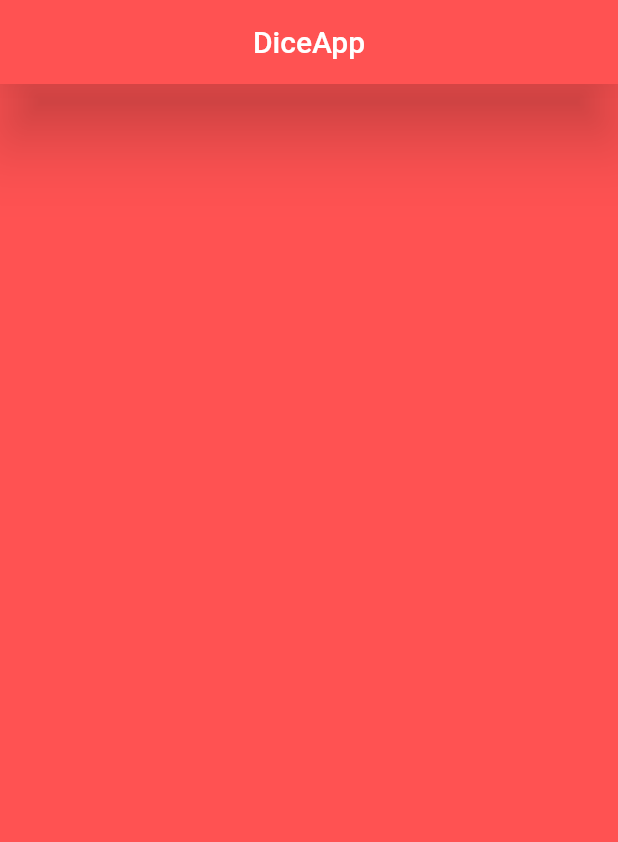
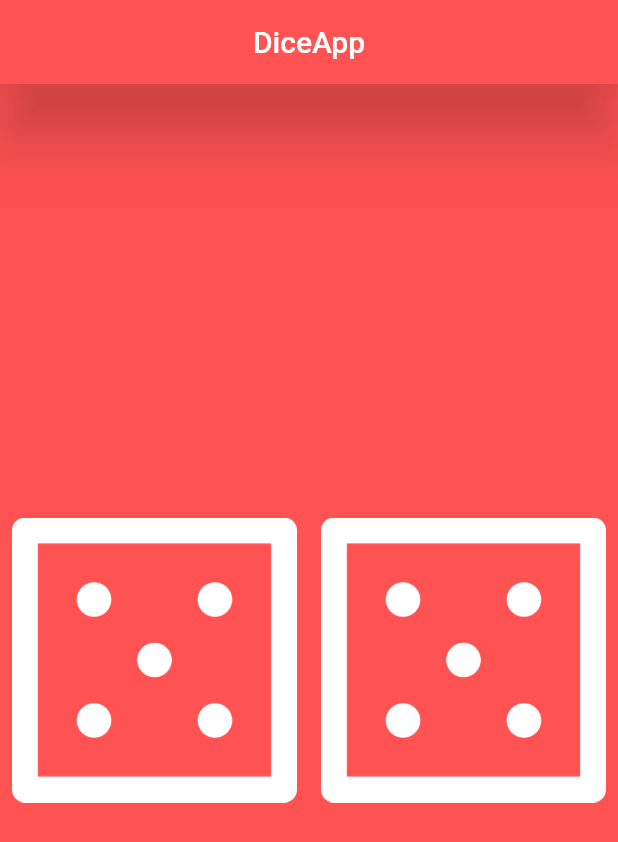
Before and after one commit to luisraulsandoval/diceapp, a Flutter app: the screen it shows after launch, on a phone screen of 412 x 824 dp. Shown: the top 842 px of the screen. Run offline on Flutter 3.47's test engine with Material 2 defaults, Android fonts, the phone set to English and light mode, and no system bars.

```diff
--- a/lib/main.dart
+++ b/lib/main.dart
@@ -1,3 +1,5 @@
+import 'dart:math';
+
 import 'package:flutter/material.dart';
 
 void main() {
@@ -14,7 +16,15 @@ class MyApp extends StatelessWidget {
   }
 }
 
-class HomePage extends StatelessWidget {
+class HomePage extends StatefulWidget {
+  @override
+  State<HomePage> createState() => _HomePageState();
+}
+
+class _HomePageState extends State<HomePage> {
+  int d1 = Random().nextInt(6) + 1;
+  int d2 = Random().nextInt(6) + 1;
+
   @override
   Widget build(BuildContext context) {
     return Scaffold(
@@ -24,6 +34,30 @@ class HomePage extends StatelessWidget {
           centerTitle: true,
           elevation: 20.0,
           backgroundColor: Colors.redAccent)),
+      body: Center(
+        child: Row(
+          children: [
+            Expanded(
+              flex: 1,
+              child: TextButton(
+                  onPressed: () {
+                    d1 = Random().nextInt(6) + 1;
+                    setState(() {});
+                  },
+                  child: Image.asset("assets/images/dice$d1.png")),
+            ),
+            Expanded(
+              flex: 1,
+              child: TextButton(
+                  onPressed: () {
+                    d2 = Random().nextInt(6) + 1;
+                    setState(() {});
+                  },
+                  child: Image.asset("assets/images/dice$d2.png")),
+            ),
+          ],
+        ),
+      ),
     );
   }
 }
--- a/pubspec.yaml
+++ b/pubspec.yaml
@@ -59,8 +59,8 @@ flutter:
   uses-material-design: true
 
   # To add assets to your application, add an assets section, like this:
-  # assets:
-  #   - images/a_dot_burr.jpeg
+  assets:
+    - assets/images/
   #   - images/a_dot_ham.jpeg
 
   # An image asset can refer to one or more resolution-specific "variants", see
```
Also changed, not shown: assets/images/dice1.png (added), assets/images/dice2.png (added), assets/images/dice3.png (added), assets/images/dice4.png (added), assets/images/dice5.png (added), assets/images/dice6.png (added).
